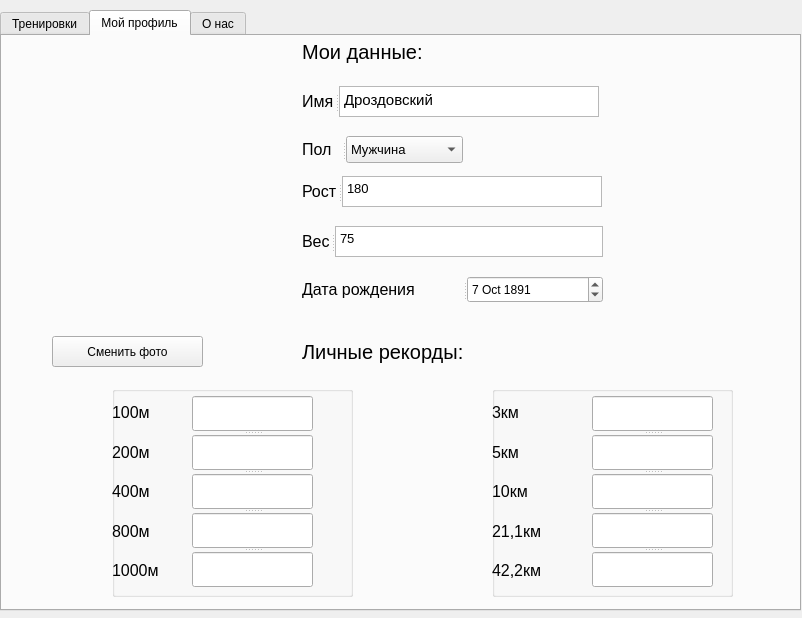
Old version of the form Program/designs/tracker.ui in the repository Daniil-Solo/Training-tracker.
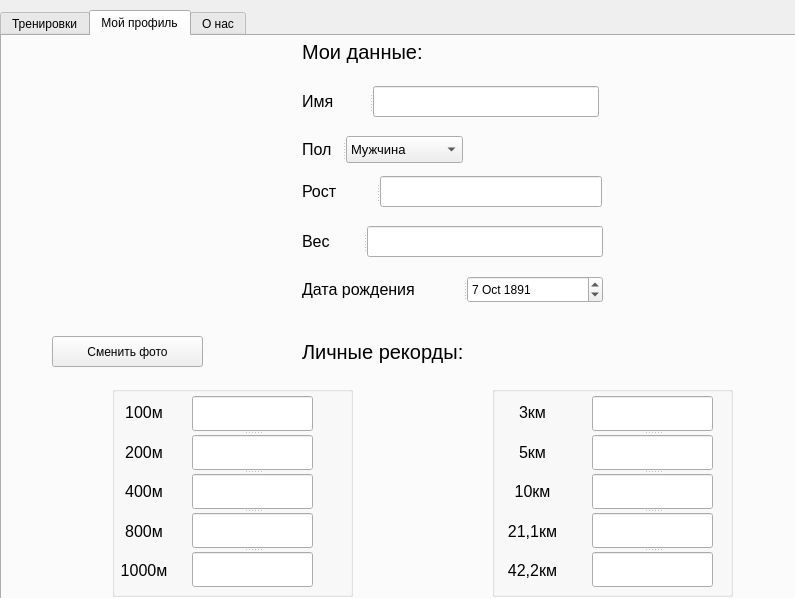
New version of the form. The open tabs and pages were chosen to show the change. Icons and pictures are not drawn.

The edit to the form file:
```diff
--- a/Program/designs/tracker.ui
+++ b/Program/designs/tracker.ui
@@ -6,8 +6,8 @@
    <rect>
     <x>0</x>
     <y>0</y>
-    <width>802</width>
-    <height>618</height>
+    <width>795</width>
+    <height>598</height>
    </rect>
   </property>
   <property name="windowTitle">
@@ -184,6 +184,9 @@
           <property name="text">
            <string>100м</string>
           </property>
+          <property name="alignment">
+           <set>Qt::AlignCenter</set>
+          </property>
          </widget>
         </item>
         <item>
@@ -196,6 +199,9 @@
           <property name="text">
            <string>200м</string>
           </property>
+          <property name="alignment">
+           <set>Qt::AlignCenter</set>
+          </property>
          </widget>
         </item>
         <item>
@@ -208,6 +214,9 @@
           <property name="text">
            <string>400м</string>
           </property>
+          <property name="alignment">
+           <set>Qt::AlignCenter</set>
+          </property>
          </widget>
         </item>
         <item>
@@ -220,6 +229,9 @@
           <property name="text">
            <string>800м</string>
           </property>
+          <property name="alignment">
+           <set>Qt::AlignCenter</set>
+          </property>
          </widget>
         </item>
         <item>
@@ -232,6 +244,9 @@
           <property name="text">
            <string>1000м</string>
           </property>
+          <property name="alignment">
+           <set>Qt::AlignCenter</set>
+          </property>
          </widget>
         </item>
        </layout>
@@ -287,6 +302,9 @@
           <property name="text">
            <string>3км</string>
           </property>
+          <property name="alignment">
+           <set>Qt::AlignCenter</set>
+          </property>
          </widget>
         </item>
         <item>
@@ -299,6 +317,9 @@
           <property name="text">
            <string>5км</string>
           </property>
+          <property name="alignment">
+           <set>Qt::AlignCenter</set>
+          </property>
          </widget>
         </item>
         <item>
@@ -311,6 +332,9 @@
           <property name="text">
            <string>10км</string>
           </property>
+          <property name="alignment">
+           <set>Qt::AlignCenter</set>
+          </property>
          </widget>
         </item>
         <item>
@@ -323,6 +347,9 @@
           <property name="text">
            <string>21,1км</string>
           </property>
+          <property name="alignment">
+           <set>Qt::AlignCenter</set>
+          </property>
          </widget>
         </item>
         <item>
@@ -335,6 +362,9 @@
           <property name="text">
            <string>42,2км</string>
           </property>
+          <property name="alignment">
+           <set>Qt::AlignCenter</set>
+          </property>
          </widget>
         </item>
        </layout>
@@ -393,16 +423,7 @@
         <string>Имя</string>
        </property>
       </widget>
-      <widget class="QPlainTextEdit" name="username">
-       <property name="font">
-        <font>
-         <pointsize>11</pointsize>
-        </font>
-       </property>
-       <property name="plainText">
-        <string>Дроздовский</string>
-       </property>
-      </widget>
+      <widget class="QLineEdit" name="username"/>
      </widget>
      <widget class="QSplitter" name="splitter_2">
       <property name="geometry">
@@ -466,16 +487,7 @@
         <string>Рост</string>
        </property>
       </widget>
-      <widget class="QPlainTextEdit" name="height">
-       <property name="font">
-        <font>
-         <pointsize>10</pointsize>
-        </font>
-       </property>
-       <property name="plainText">
-        <string>180</string>
-       </property>
-      </widget>
+      <widget class="QLineEdit" name="height"/>
      </widget>
      <widget class="QSplitter" name="splitter_4">
       <property name="geometry">
@@ -499,16 +511,7 @@
         <string>Вес</string>
        </property>
       </widget>
-      <widget class="QPlainTextEdit" name="weight">
-       <property name="font">
-        <font>
-         <pointsize>10</pointsize>
-        </font>
-       </property>
-       <property name="plainText">
-        <string>75</string>
-       </property>
-      </widget>
+      <widget class="QLineEdit" name="weight"/>
      </widget>
      <widget class="QSplitter" name="splitter_5">
       <property name="geometry">
```
Left out of the diff: 4 changed lines with no effect on the pictures.
